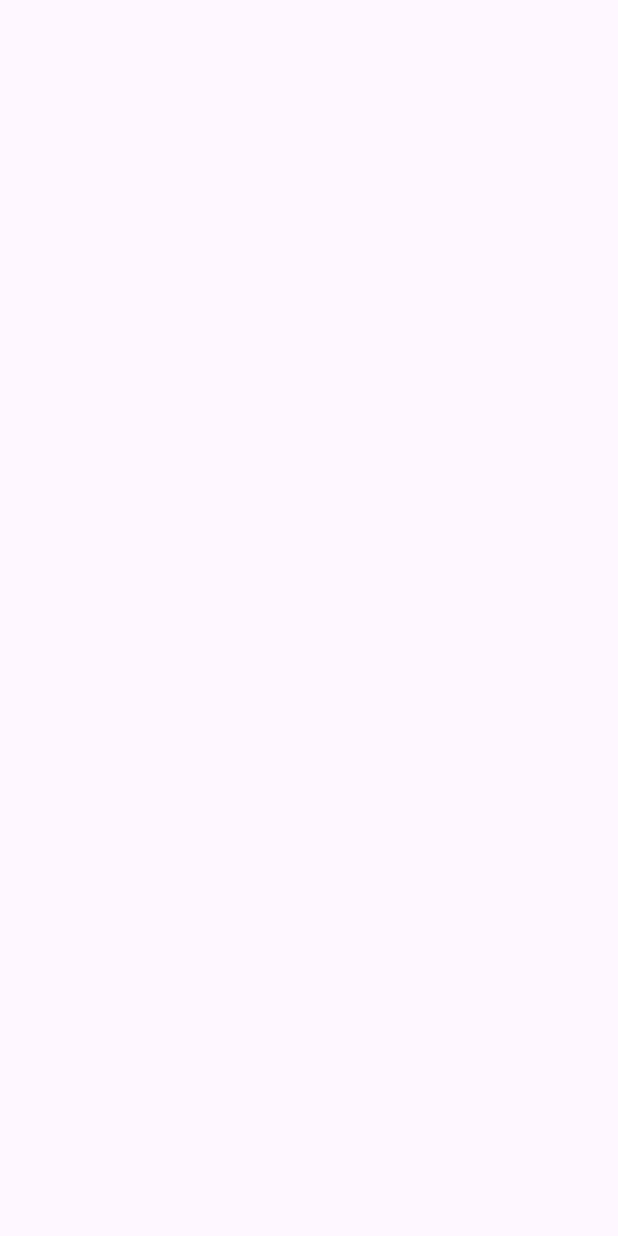
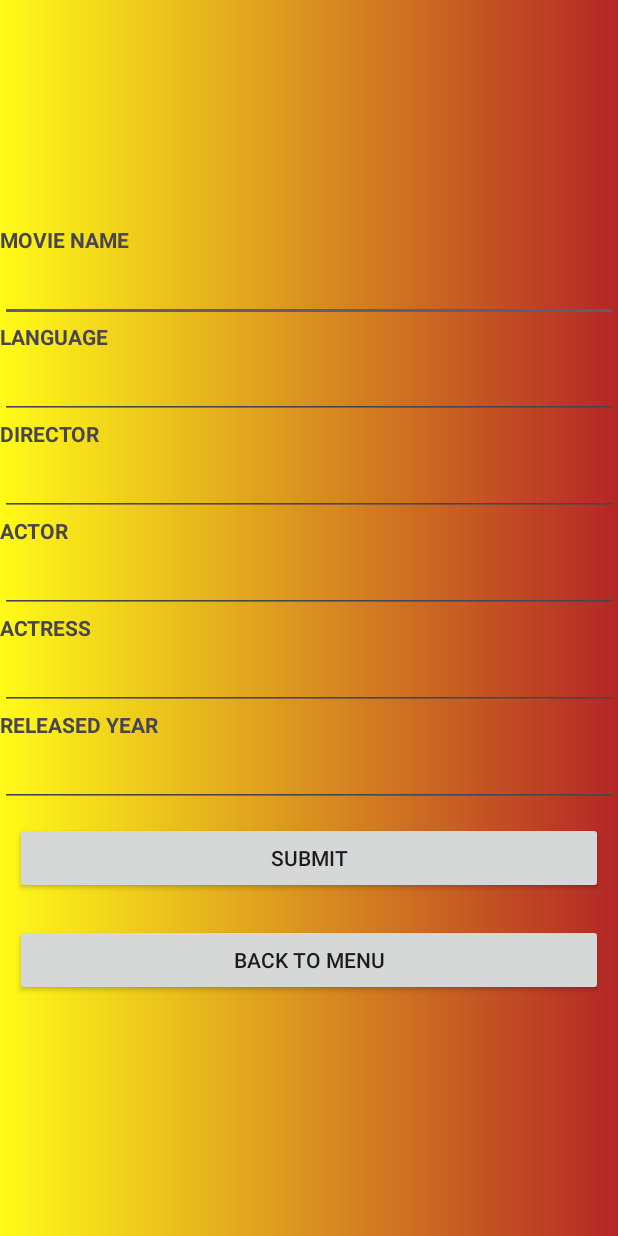
Before and after one commit to basil03p/movieapp, an Android app: the add screen opened directly, with no data from a screen before it, on a phone screen of 412 x 824 dp. Before the commit the screen is empty. Run offline under Robolectric (Android 15) with nearby library versions, the light colour scheme and no system bars.

Commit message:
page functionality added

```diff
--- a/app/src/main/java/com/suii/movieapp/add.java
+++ b/app/src/main/java/com/suii/movieapp/add.java
@@ -1,6 +1,9 @@
 package com.suii.movieapp;
 
+import android.content.Intent;
 import android.os.Bundle;
+import android.view.View;
+import android.widget.Button;
 
 import androidx.activity.EdgeToEdge;
 import androidx.appcompat.app.AppCompatActivity;
@@ -9,11 +12,19 @@ import androidx.core.view.ViewCompat;
 import androidx.core.view.WindowInsetsCompat;
 
 public class add extends AppCompatActivity {
-
+    Button b1;
     @Override
     protected void onCreate(Bundle savedInstanceState) {
         super.onCreate(savedInstanceState);
         EdgeToEdge.enable(this);
         setContentView(R.layout.activity_add);
+        b1=findViewById(R.id.back);
+        b1.setOnClickListener(new View.OnClickListener() {
+            @Override
+            public void onClick(View v) {
+                Intent po = new Intent(getApplicationContext(), Second.class);
+                startActivity(po);
+            }
+        });
     }
 }
--- a/app/src/main/res/layout/activity_add.xml
+++ b/app/src/main/res/layout/activity_add.xml
@@ -1,10 +1,77 @@
-<?xml version="1.0" encoding="utf-8"?>
-<androidx.constraintlayout.widget.ConstraintLayout xmlns:android="http://schemas.android.com/apk/res/android"
-    xmlns:app="http://schemas.android.com/apk/res-auto"
-    xmlns:tools="http://schemas.android.com/tools"
-    android:id="@+id/main"
+<LinearLayout
+    android:layout_height="match_parent"
     android:layout_width="match_parent"
-    android:layout_height="match_parent"
-    tools:context=".add">
+    android:orientation="vertical"
+    android:background="@drawable/bg"
+    android:gravity="center"
+    xmlns:android="http://schemas.android.com/apk/res/android">
 
-</androidx.constraintlayout.widget.ConstraintLayout>
+    <TextView
+        android:text="MOVIE NAME"
+        android:layout_width="match_parent"
+        android:textStyle="bold"
+        android:layout_height="wrap_content"/>
+    <EditText
+        android:id="@+id/mname"
+        android:layout_width="match_parent"
+        android:layout_height="wrap_content"/>
+    <TextView
+        android:text="LANGUAGE"
+        android:layout_width="match_parent"
+        android:textStyle="bold"
+        android:layout_height="wrap_content"/>
+    <EditText
+        android:id="@+id/lan"
+        android:layout_width="match_parent"
+        android:layout_height="wrap_content"/>
+    <TextView
+        android:text="DIRECTOR"
+        android:layout_width="match_parent"
+        android:textStyle="bold"
+        android:layout_height="wrap_content"/>
+    <EditText
+        android:id="@+id/dir"
+        android:layout_width="match_parent"
+        android:layout_height="wrap_content"/>
+    <TextView
+        android:text="ACTOR"
+        android:layout_width="match_parent"
+        android:textStyle="bold"
+        android:layout_height="wrap_content"/>
+    <EditText
+        android:id="@+id/act"
+        android:layout_width="match_parent"
+        android:layout_height="wrap_content"/>
+    <TextView
+        android:text="ACTRESS"
+        android:layout_width="match_parent"
+        android:textStyle="bold"
+        android:layout_height="wrap_content"/>
+    <EditText
+        android:id="@+id/acts"
+        android:layout_width="match_parent"
+        android:layout_height="wrap_content"/>
+
+    <TextView
+        android:text="RELEASED YEAR"
+        android:layout_width="match_parent"
+        android:textStyle="bold"
+        android:layout_height="wrap_content"/>
+    <EditText
+        android:id="@+id/ryear"
+        android:layout_width="match_parent"
+        android:layout_height="wrap_content"/>
+    <androidx.appcompat.widget.AppCompatButton
+        android:id="@+id/sub"
+        android:text="submit"
+        android:layout_margin="10dp"
+        android:layout_width="match_parent"
+        android:layout_height="wrap_content"/>
+    <androidx.appcompat.widget.AppCompatButton
+        android:id="@+id/back"
+        android:layout_margin="10dp"
+        android:text="back to menu"
+        android:layout_width="match_parent"
+        android:layout_height="wrap_content"/>
+
+</LinearLayout>
```
